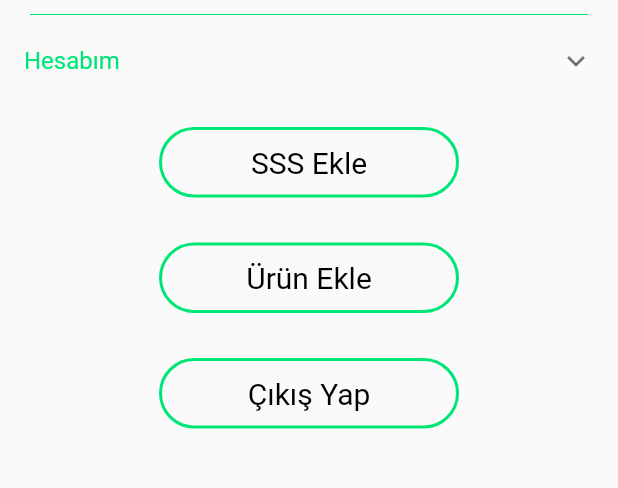
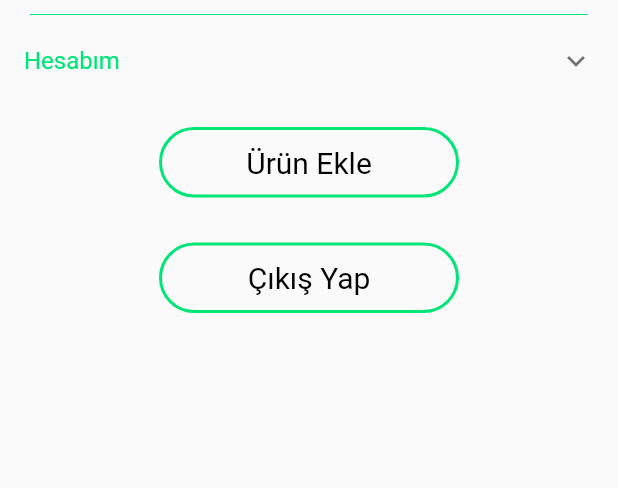
Before and after one commit to farukkarakuz/3311456_213311032, a Flutter app: the profiladmin screen opened directly, on a phone screen of 412 x 824 dp, the part 83-571 px from its top. Run offline on Flutter 3.47's test engine with Material 2 defaults, Android fonts, the phone set to English and light mode, and no system bars; our stand-ins replace animated_notch_bottom_bar, cloud_firestore, firebase_auth, firebase_core; accounts and stored records are empty.

Commit message:
SSS kaldırıldı,not ekle eklenecek

```diff
--- a/lib/models/havadurumu_model.dart
+++ b/lib/models/havadurumu_model.dart
@@ -1,4 +1,3 @@
-
 
 class Hava {
   List<Result>? result;
--- a/lib/view/profil_admin.dart
+++ b/lib/view/profil_admin.dart
@@ -79,34 +79,6 @@ class _profiladminState extends State<profiladmin> {
           Padding(
             padding: const EdgeInsets.all(15),
             child: InkWell(
-              onTap: () {
-                Navigator.push(
-                    context, MaterialPageRoute(builder: (context) => MyApp()));
-              },
-              child: Container(
-                width: 200,
-                padding: EdgeInsets.symmetric(vertical: 5),
-                decoration: BoxDecoration(
-                    border: Border.all(
-                        color: Color.fromARGB(255, 0, 230, 118), width: 2),
-                    borderRadius: BorderRadius.all(Radius.circular(30))),
-                child: Padding(
-                  padding: const EdgeInsets.all(5.0),
-                  child: Center(
-                      child: Text(
-                    "SSS Ekle",
-                    style: TextStyle(
-                      color: Colors.black,
-                      fontSize: 20,
-                    ),
-                  )),
-                ),
-              ),
-            ),
-          ),
-          Padding(
-            padding: const EdgeInsets.all(15),
-            child: InkWell(
               onTap: () => _authService.authmailgoster() == 'faruk@gmail.com'
                   ? Navigator.push(context,
                       MaterialPageRoute(builder: (context) => productscreen()))
--- a/lib/view/profil_user.dart
+++ b/lib/view/profil_user.dart
@@ -93,7 +93,7 @@ class _profiluserState extends State<profiluser> {
                   padding: const EdgeInsets.all(5.0),
                   child: Center(
                       child: Text(
-                    "Sıkça Sorulan Sorular",
+                    "Not ekle",
                     style: TextStyle(
                       color: Colors.black,
                       fontSize: 20,
```
